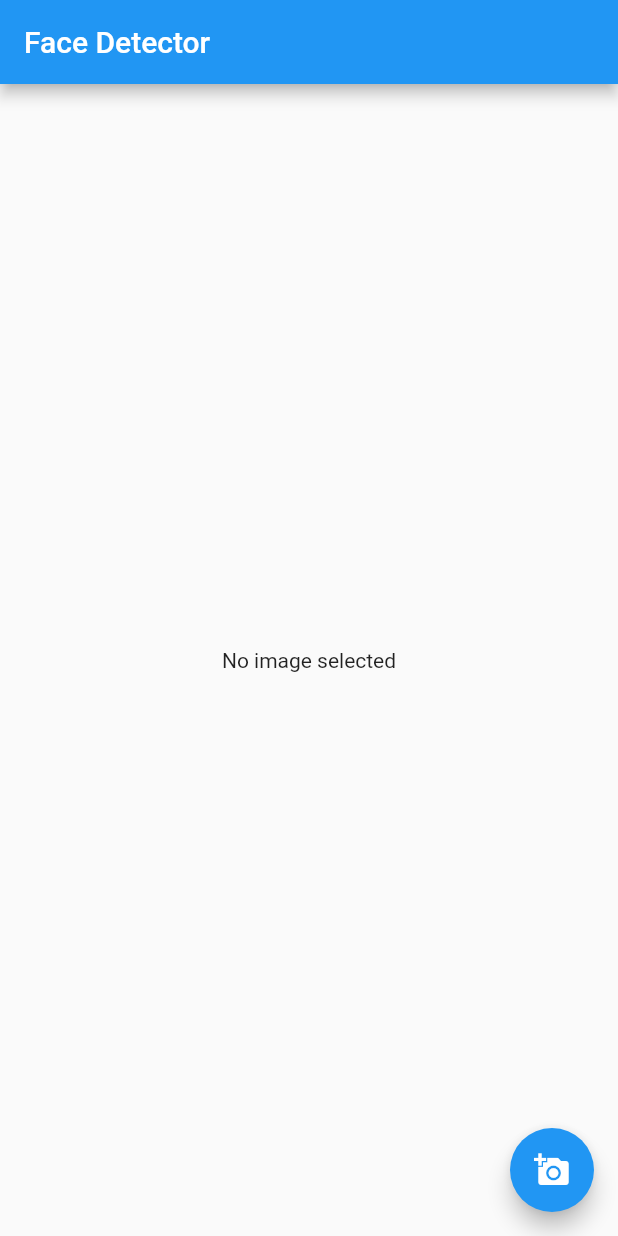
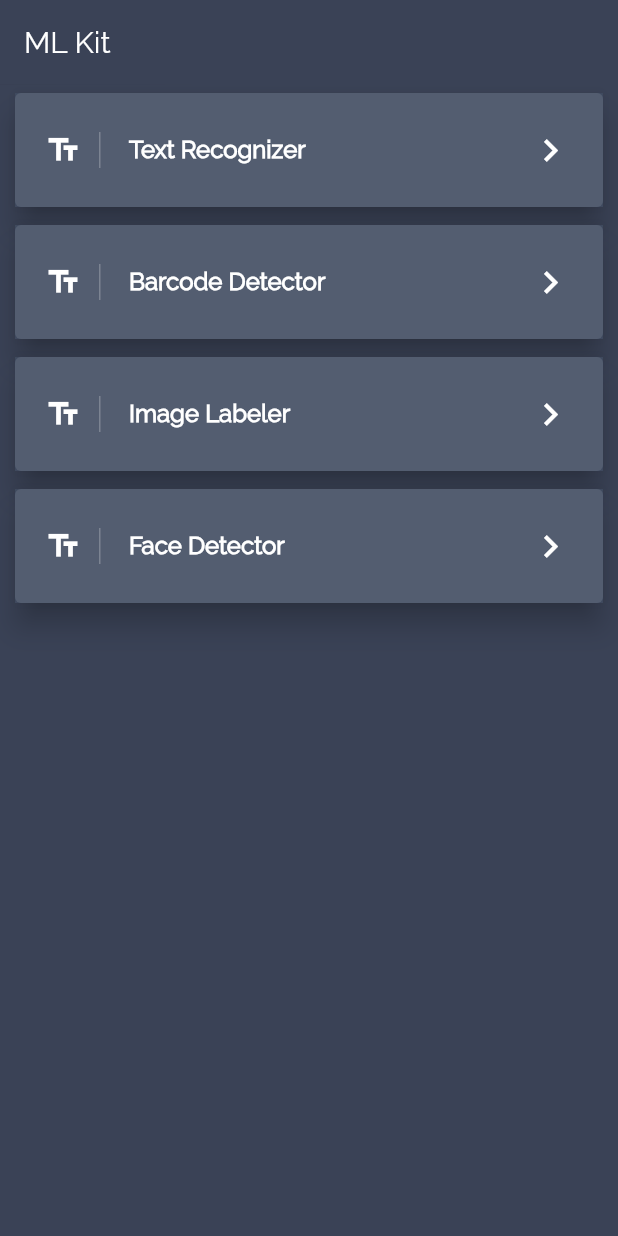
Before and after one commit to CheshtaK/Flutter-ML-Kit, a Flutter app: the screen it shows after launch, on a phone screen of 412 x 824 dp. Run offline on Flutter 3.47's test engine with Material 2 defaults, Android fonts, the phone set to English and light mode, and no system bars; our stand-ins replace image_picker; missing offline and left inert: firebase_ml_vision; accounts and stored records are empty.

Commit message:
adding routes and model

```diff
--- /dev/null
+++ b/lib/constants/strings.dart
@@ -0,0 +1,3 @@
+class Strings {
+  Strings._();
+}
--- /dev/null
+++ b/lib/home.dart
@@ -0,0 +1,83 @@
+import 'package:flutter/material.dart';
+import 'package:flutter_ml_kit/model/content.dart';
+import 'package:flutter_ml_kit/routes/routes.dart';
+
+class HomePage extends StatelessWidget {
+  HomePage({this.title});
+
+  final String title;
+
+  final List contents = [
+    'Text Recognizer',
+    'Barcode Detector',
+    'Image Labeler',
+    'Face Detector'
+  ];
+
+  @override
+  Widget build(BuildContext context) {
+    ListTile makeListTile(String content) => ListTile(
+          contentPadding:
+              EdgeInsets.symmetric(horizontal: 20.0, vertical: 10.0),
+          leading: Container(
+            padding: EdgeInsets.only(right: 12.0),
+            decoration: BoxDecoration(
+                border: Border(
+                    right: BorderSide(width: 1.0, color: Colors.white24))),
+            child: Icon(Icons.text_fields, color: Colors.white),
+          ),
+          title: Text(
+            content,
+            style: TextStyle(color: Colors.white, fontWeight: FontWeight.bold),
+          ),
+          trailing:
+              Icon(Icons.keyboard_arrow_right, color: Colors.white, size: 30.0),
+          onTap: () {
+            Navigator.push(
+                context, MaterialPageRoute(builder: (context) => DetailPage()));
+          },
+        );
+
+    Card makeCard(String content) => Card(
+          elevation: 8.0,
+          margin: EdgeInsets.symmetric(horizontal: 10.0, vertical: 6.0),
+          child: Container(
+            decoration: BoxDecoration(
+              color: Color.fromRGBO(64, 75, 96, .9),
+            ),
+            child: makeListTile(content),
+          ),
+        );
+
+    return Scaffold(
+      backgroundColor: Color.fromRGBO(58, 66, 86, 1.0),
+      appBar: AppBar(
+        elevation: 0.1,
+        backgroundColor: Color.fromRGBO(58, 66, 86, 1.0),
+        title: Text(title),
+        // actions: <Widget>[
+        //   IconButton(
+        //     icon: Icon(Icons.list),
+        //     onPressed: () {},
+        //   )
+        // ],
+      ),
+      body: Container(
+        child: ListView.builder(
+          scrollDirection: Axis.vertical,
+          shrinkWrap: true,
+          itemCount: contents.length,
+          itemBuilder: (BuildContext context, int index) {
+            return makeCard(contents[index]);
+          },
+        ),
+      ),
+    );
+  }
+}
+
+List getContents() {
+  return [
+    Content(title: '', icon: Icons.text_fields, route: Routes.text_recognizer)
+  ];
+}
--- a/lib/main.dart
+++ b/lib/main.dart
@@ -1,5 +1,6 @@
 import 'package:flutter/material.dart';
-import 'package:flutter_ml_kit/face_detector.dart';
+import 'package:flutter_ml_kit/home.dart';
+import 'package:flutter_ml_kit/routes/router.dart';
 
 void main() {
   runApp(MyApp());
@@ -10,7 +11,11 @@ class MyApp extends StatelessWidget {
   Widget build(BuildContext context) {
     return MaterialApp(
       title: 'Flutter and ML Kit',
-      home: FaceDetector(),
+      theme: ThemeData(
+          primaryColor: Color.fromRGBO(58, 66, 86, 1.0), fontFamily: 'Raleway'),
+      debugShowCheckedModeBanner: false,
+      onGenerateRoute: Router.generateRoute,
+      home: HomePage(title: 'ML Kit'),
     );
   }
 }
--- /dev/null
+++ b/lib/model/content.dart
@@ -0,0 +1,9 @@
+import 'package:flutter/material.dart';
+
+class Content {
+  String title;
+  IconData icon;
+  String route;
+
+  Content({this.title, this.icon, this.route});
+}
--- /dev/null
+++ b/lib/routes/router.dart
@@ -0,0 +1,23 @@
+import 'package:flutter/material.dart';
+import 'package:flutter_ml_kit/home.dart';
+import 'package:flutter_ml_kit/main.dart';
+import 'package:flutter_ml_kit/routes/routes.dart';
+
+class Router {
+  static Route<dynamic> generateRoute(RouteSettings routesettings) {
+    switch (routesettings.name) {
+      case Routes.main:
+        return MaterialPageRoute(builder: (_) => MyApp());
+      case Routes.text_recognizer:
+        return MaterialPageRoute(builder: (_) => HomePage());
+      case Routes.barcode_detector:
+        return MaterialPageRoute(builder: (_) => HomePage());
+      case Routes.image_labeler:
+        return MaterialPageRoute(builder: (_) => HomePage());
+      case Routes.face_detector:
+        return MaterialPageRoute(builder: (_) => HomePage());
+      default:
+        return MaterialPageRoute(builder: (_) => HomePage());
+    }
+  }
+}
--- /dev/null
+++ b/lib/routes/routes.dart
@@ -0,0 +1,10 @@
+class Routes {
+  Routes._();
+
+  static const String main = '/main';
+  static const String text_recognizer = '/text_recognizer';
+  static const String barcode_detector = '/barcode_detector';
+  static const String image_labeler = '/image_labeler';
+  static const String face_detector = '/face_detector';
+  static const String home = '/home';
+}
```
Also changed, not shown: pubspec.yaml (+6 -11 lines), fonts/Raleway-Regular.ttf (added), fonts/Raleway-Thin.ttf (added).
